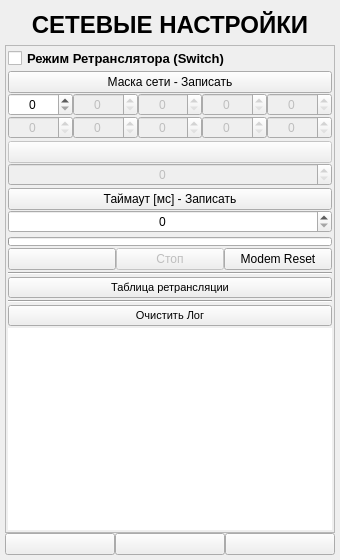
The window that ANDROID_FORMS/net_settings_form.ui (DavidSiegman/PLC_RF_Configurator) describes before a commit, drawn with Qt 5.
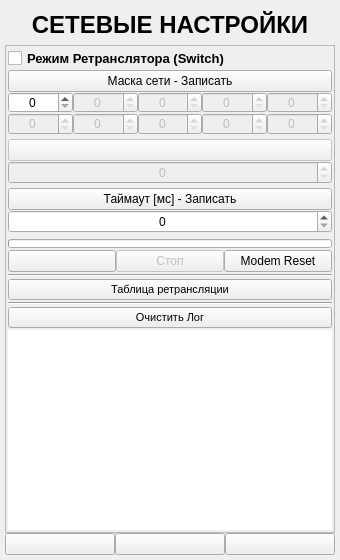
The same window after the commit. Icons and pictures are not drawn.

Diff of the .ui file:
```diff
--- a/ANDROID_FORMS/net_settings_form.ui
+++ b/ANDROID_FORMS/net_settings_form.ui
@@ -96,7 +96,7 @@
         <widget class="QWidget" name="SettingsWidget" native="true">
          <layout class="QVBoxLayout" name="verticalLayout_6">
           <property name="spacing">
-           <number>2</number>
+           <number>0</number>
           </property>
           <property name="leftMargin">
            <number>0</number>
@@ -141,10 +141,23 @@
            </widget>
           </item>
           <item>
-           <layout class="QVBoxLayout" name="verticalLayout_5">
+           <widget class="QWidget" name="Mask_Widget" native="true">
+            <layout class="QVBoxLayout" name="verticalLayout_8">
             <property name="spacing">
              <number>0</number>
             </property>
+             <property name="leftMargin">
+              <number>0</number>
+             </property>
+             <property name="topMargin">
+              <number>2</number>
+             </property>
+             <property name="rightMargin">
+              <number>0</number>
+             </property>
+             <property name="bottomMargin">
+              <number>2</number>
+             </property>
             <item>
              <widget class="QPushButton" name="SetMask">
               <property name="sizePolicy">
@@ -409,12 +422,26 @@
              </layout>
             </item>
            </layout>
+           </widget>
           </item>
           <item>
-           <layout class="QVBoxLayout" name="verticalLayout_4">
+           <widget class="QWidget" name="Level_Widget" native="true">
+            <layout class="QVBoxLayout" name="verticalLayout_3">
             <property name="spacing">
              <number>0</number>
             </property>
+             <property name="leftMargin">
+              <number>0</number>
+             </property>
+             <property name="topMargin">
+              <number>2</number>
+             </property>
+             <property name="rightMargin">
+              <number>0</number>
+             </property>
+             <property name="bottomMargin">
+              <number>2</number>
+             </property>
             <item>
              <widget class="QPushButton" name="SetLevel">
               <property name="enabled">
@@ -462,12 +489,29 @@
              </widget>
             </item>
            </layout>
+           </widget>
           </item>
           <item>
-           <layout class="QVBoxLayout" name="verticalLayout_3">
+           <widget class="QWidget" name="Timeout_Widget" native="true">
+            <property name="styleSheet">
+             <string notr="true"/>
+            </property>
+            <layout class="QVBoxLayout" name="verticalLayout_5">
             <property name="spacing">
              <number>0</number>
             </property>
+             <property name="leftMargin">
+              <number>0</number>
+             </property>
+             <property name="topMargin">
+              <number>2</number>
+             </property>
+             <property name="rightMargin">
+              <number>0</number>
+             </property>
+             <property name="bottomMargin">
+              <number>2</number>
+             </property>
             <item>
              <widget class="QPushButton" name="SetTimeout">
               <property name="sizePolicy">
@@ -512,6 +556,7 @@
              </widget>
             </item>
            </layout>
+           </widget>
           </item>
          </layout>
         </widget>
@@ -637,6 +682,24 @@
           </widget>
          </item>
          <item>
+          <widget class="QWidget" name="Reset_Widget" native="true">
+           <layout class="QVBoxLayout" name="verticalLayout_4">
+            <property name="spacing">
+             <number>0</number>
+            </property>
+            <property name="leftMargin">
+             <number>0</number>
+            </property>
+            <property name="topMargin">
+             <number>0</number>
+            </property>
+            <property name="rightMargin">
+             <number>0</number>
+            </property>
+            <property name="bottomMargin">
+             <number>0</number>
+            </property>
+            <item>
           <widget class="QPushButton" name="Reset">
            <property name="sizePolicy">
             <sizepolicy hsizetype="Expanding" vsizetype="Minimum">
@@ -664,6 +727,9 @@
            <property name="text">
             <string>Modem Reset</string>
            </property>
+             </widget>
+            </item>
+           </layout>
           </widget>
          </item>
         </layout>
```
Lines whose indentation alone changed are shown as unchanged.
